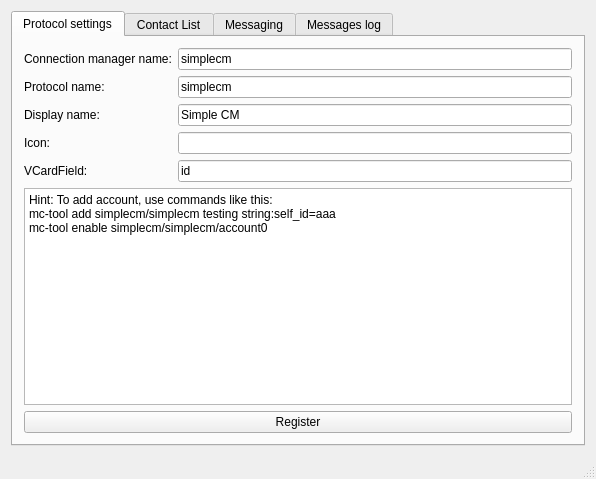
This is example/MainWindow.ui in TelepathyIM/simple-cm as Qt 5 draws it before an edit. The edited form follows.
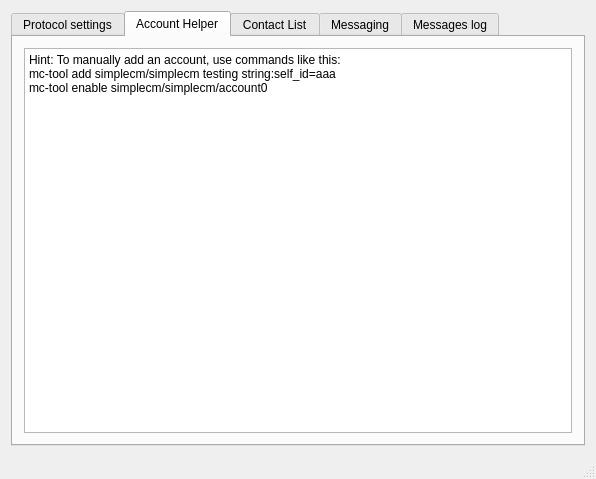
This is the edited form. The open tabs and pages were chosen to show the change.

Commit message: Example/MainWindow: Move account help text to own tab

The edit to the form file:
```diff
--- a/example/MainWindow.ui
+++ b/example/MainWindow.ui
@@ -100,18 +100,6 @@
             </property>
            </widget>
           </item>
-          <item row="5" column="0" colspan="2">
-           <widget class="QPlainTextEdit" name="plainTextEdit">
-            <property name="readOnly">
-             <bool>true</bool>
-            </property>
-            <property name="plainText">
-             <string>Hint: To add account, use commands like this:
-mc-tool add simplecm/simplecm testing string:self_id=aaa
-mc-tool enable simplecm/simplecm/account0</string>
-            </property>
-           </widget>
-          </item>
          </layout>
         </item>
         <item row="1" column="0">
@@ -126,6 +114,25 @@
         </item>
        </layout>
       </widget>
+      <widget class="QWidget" name="tabAccountHelper">
+       <attribute name="title">
+        <string>Account Helper</string>
+       </attribute>
+       <layout class="QGridLayout" name="gridLayout_8">
+        <item row="0" column="0" colspan="2">
+         <widget class="QPlainTextEdit" name="accountsHelpText">
+          <property name="readOnly">
+           <bool>true</bool>
+          </property>
+          <property name="plainText">
+           <string>Hint: To manually add an account, use commands like this:
+mc-tool add simplecm/simplecm testing string:self_id=aaa
+mc-tool enable simplecm/simplecm/account0</string>
+          </property>
+         </widget>
+        </item>
+       </layout>
+      </widget>
       <widget class="QWidget" name="tab_3">
        <attribute name="title">
         <string>Contact List</string>
```
